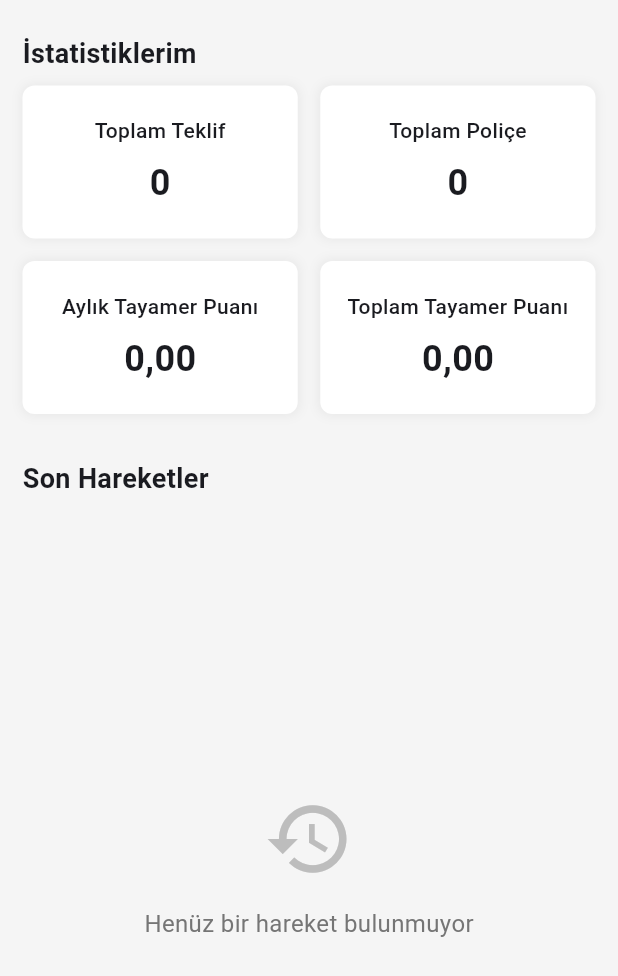
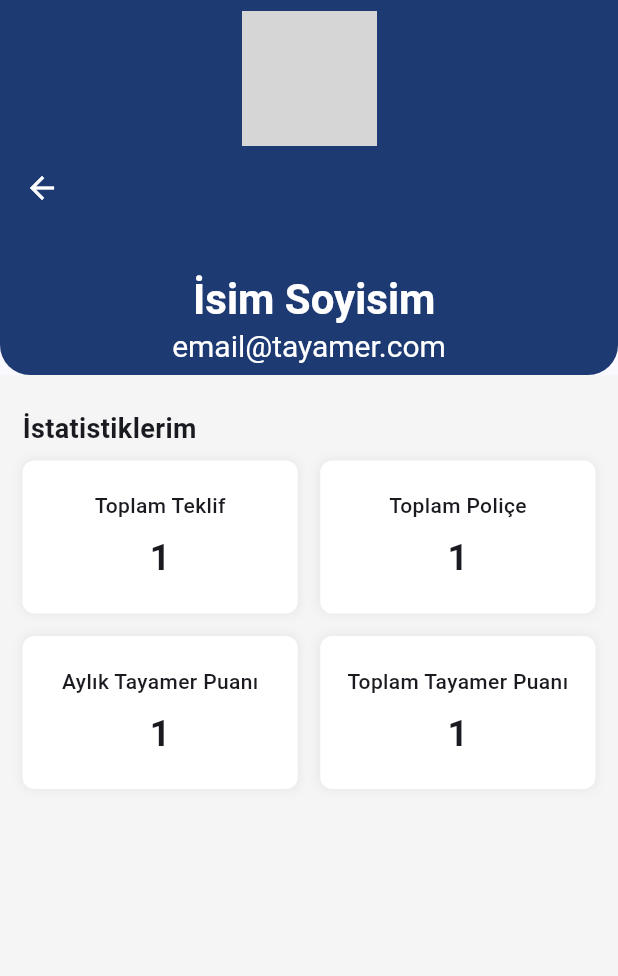
Before and after one commit to gorkemoa/tayamer, a Flutter app: the DashboardView screen opened directly, on a phone screen of 412 x 824 dp. Shown: the top 976 px of the screen. Run offline on Flutter 3.47's test engine with Material 3 defaults, Android fonts, the phone set to English and light mode, and no system bars; our stand-ins replace shared_preferences; accounts and stored records are empty; network calls fail; grey boxes are pictures that could not be loaded.

Commit message:
Kullanıcı hizmetleri ve görünüm dosyalarında güncellemeler yapıldı. user_service.dart dosyasında API bağlantı adresi düzeltildi, kullanıcı ID'si için sabit bir değer kullanıldı ve hata mesajları güncellendi. dashboard_view.dart dosyasında kullanıcı istatistikleri için varsayılan değerler değiştirildi ve görünüm iyileştirildi. home_view.dart dosyasında gereksiz kodlar kaldırılarak sayfa yapısı sadeleştirildi. profile_view.dart dosyasında kullanıcı bilgileri ve menü öğeleri yeniden düzenlendi, çıkış işlemi basitleştirildi.

```diff
--- a/lib/services/user_service.dart
+++ b/lib/services/user_service.dart
@@ -4,7 +4,7 @@ import 'package:shared_preferences/shared_preferences.dart';
 import '../models/user_model.dart';
 
 class UserService {
-  // API bağlantı adresi
+  // API bağlantı adresi - düzeltildi
   final String _baseUrl = 'https://api.tayamer.com/service';
 
   // Basic Authentication bilgileri
@@ -12,7 +12,6 @@ class UserService {
   final String _basicAuthPassword = 'vRP4rTJAqmjtmkI17I1EVpPH57Edl0';
 
   // Basic Auth header'ı oluşturma
-
   String _getBasicAuthHeader() {
     final String credentials = '$_basicAuthUsername:$_basicAuthPassword';
     final String encoded = base64Encode(utf8.encode(credentials));
@@ -31,20 +30,8 @@ class UserService {
         return null;
       }
 
-      // Kullanıcı ID'sini SharedPreferences'dan al
-      final userData = prefs.getString('user_data');
-      if (userData == null || userData.isEmpty) {
-        print('Kullanıcı bilgileri bulunamadı');
-        return null;
-      }
-
-      final userDataMap = jsonDecode(userData);
-      final userId = userDataMap['userID'];
-
-      if (userId == null) {
-        print('Kullanıcı ID bulunamadı');
-        return null;
-      }
+      // Test için sabit userId kullanıyoruz
+      const userId = 443; // Sabit kullanıcı ID'si
 
       print('Kullanıcı bilgileri isteği gönderiliyor: $_baseUrl/user/id/$userId');
 
@@ -53,8 +40,7 @@ class UserService {
         headers: {
           'Content-Type': 'application/json',
           'Authorization': _getBasicAuthHeader(),
-          'token': token,
-          'userToken': token,  // Bazı API'ler userToken istiyor olabilir
+          'userToken': token,
         },
       );
 
@@ -74,23 +60,19 @@ class UserService {
 
       final data = jsonDecode(response.body);
 
-      if (data is Map<String, dynamic> &&
-          data['success'] == true &&
-          data['data'] != null &&
-          data['data']['user'] != null) {
-
-        final user = User.fromJson(data['data']['user']);
-        print('Kullanıcı bilgileri başarıyla alındı: ${user.userFullname}');
-
-        // İsterseniz burada güncel userToken'ı kaydedebilirsiniz
-        if (user.userToken.isNotEmpty) {
-          await prefs.setString('user_token', user.userToken);
-          print('Kullanıcı token güncellendi');
+      // API başarılı yanıt verdiyse kullanıcı verisini dön
+      if (data is Map<String, dynamic> && data['error'] == false) {
+        if (data['data'] != null && data['data'] is Map<String, dynamic>) {
+          // Gerçek API verisini kullan
+          final user = User.fromJson(data['data']);
+          print('Kullanıcı bilgileri alındı: ${user.userFullname}');
+          return user;
+        } else {
+          print('API yanıtında kullanıcı verisi bulunamadı');
+          return null;
         }
-
-        return user;
       } else {
-        print('API yanıtında kullanıcı bilgileri bulunamadı');
+        print('API yanıtında kullanıcı bilgileri bulunamadı ve hata döndü');
         return null;
       }
     } catch (e) {
--- a/lib/views/dashboard_view.dart
+++ b/lib/views/dashboard_view.dart
@@ -45,12 +45,54 @@ class _DashboardViewState extends State<DashboardView> {
 
     // Kullanıcı istatistikleri veya null değerleri kullan
     final statistics = _user?.statistics;
-    final totalOffer = statistics?.totalOffer.toString() ?? '0';
-    final totalPolicy = statistics?.totalPolicy.toString() ?? '0';
-    final monthlyAmount = statistics?.monthlyAmount ?? '0,00';
-    final totalAmount = statistics?.totalAmount ?? '0,00';
+    final totalOffer = statistics?.totalOffer.toString() ?? '1';
+    final totalPolicy = statistics?.totalPolicy.toString() ?? '1';
+    final monthlyAmount = statistics?.monthlyAmount ?? '1';
+    final totalAmount = statistics?.totalAmount ?? '1';
 
-    return Container(
+    return Scaffold(
+    appBar: PreferredSize(
+  preferredSize: Size.fromHeight(250),
+  child: Container(
+    decoration: BoxDecoration(
+      borderRadius: BorderRadius.only(
+        bottomLeft: Radius.circular(20), // Alt sol köşe yuvarlatma
+        bottomRight: Radius.circular(20), // Alt sağ köşe yuvarlatma
+      ),
+      color: const Color(0xFF1E3A73), // AppBar arka plan rengi
+    ),
+    child: AppBar(
+      backgroundColor: Colors.transparent, // AppBar'ın arka planı şeffaf
+      elevation: 0,
+      toolbarHeight: 250,
+      title: Column(
+        children: [
+          // Logo
+          Image.network('https://www.tayamer.com/img/logo.png', height: 90),
+          const SizedBox(height: 85),
+          // Kullanıcı bilgileri
+          Text(
+            _user?.userFullname ?? ' İsim Soyisim',
+            style: const TextStyle(
+              color: Colors.white,
+              fontSize: 28,
+              fontWeight: FontWeight.bold,
+            ),
+          ),
+          Text(
+            _user?.userEmail ?? 'email@tayamer.com',
+            style: const TextStyle(
+              color: Colors.white,
+              fontSize: 20,
+            ),
+          ),
+        ],
+      ),
+      centerTitle: true,
+    ),
+  ),
+),
+ body: Container(
         color: Colors.grey[100],
         padding: const EdgeInsets.all(15),
         child: Column(
@@ -95,42 +137,13 @@ class _DashboardViewState extends State<DashboardView> {
                 ),
               ],
             ),
-          const SizedBox(height: 30),
-          // Son hareketler
-          const Text(
-            'Son Hareketler',
-            style: TextStyle(
-              fontSize: 18,
-              fontWeight: FontWeight.bold,
+      ],
         ),
-          ),
-          const SizedBox(height: 15),
-          Expanded(
-            child: _buildEmptyActivityList(),
-          ),
-        ],
       ),
     );
   }
 
-  Widget _buildEmptyActivityList() {
-    return Center(
-      child: Column(
-        mainAxisAlignment: MainAxisAlignment.center,
-        children: [
-          Icon(Icons.history, size: 60, color: Colors.grey[400]),
-          const SizedBox(height: 15),
-          Text(
-            'Henüz bir hareket bulunmuyor',
-            style: TextStyle(
-              fontSize: 16,
-              color: Colors.grey[600],
-            ),
-          ),
-        ],
-      ),
-    );
-  }
+
 
   Widget _buildInfoCard(String title, String value) {
     return Container(
```
Also changed, not shown: lib/views/home_view.dart (+1 -40 lines), lib/views/profile_view.dart (+164 -219 lines). Lines whose indentation alone changed are shown as unchanged.
